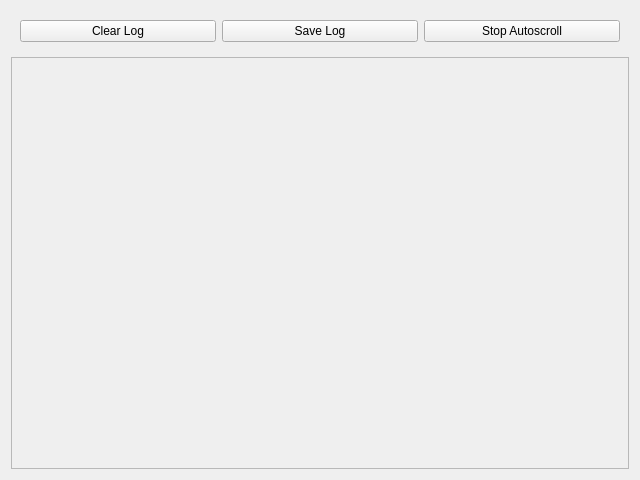
Old version of the form ui/ScriptConsoleLog.ui in the repository PhysioLabXR/PhysioLabXR-Community.
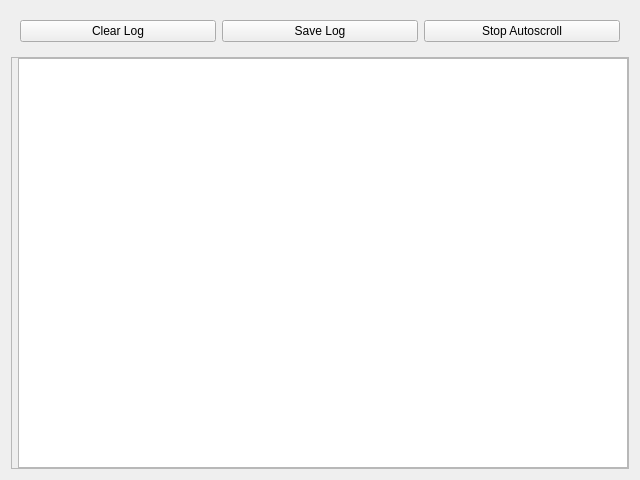
New version of the form.

Commit message: revamp scripting console log

Diff of the .ui file:
```diff
--- a/ui/ScriptConsoleLog.ui
+++ b/ui/ScriptConsoleLog.ui
@@ -61,7 +61,23 @@
         <height>412</height>
        </rect>
       </property>
-      <layout class="QFormLayout" name="LogContentLayout"/>
+      <layout class="QFormLayout" name="LogContentLayout">
+       <property name="leftMargin">
+        <number>0</number>
+       </property>
+       <property name="topMargin">
+        <number>0</number>
+       </property>
+       <property name="rightMargin">
+        <number>0</number>
+       </property>
+       <property name="bottomMargin">
+        <number>0</number>
+       </property>
+       <item row="0" column="1">
+        <widget class="QTextBrowser" name="message_text_browser"/>
+       </item>
+      </layout>
      </widget>
     </widget>
    </item>
```
The commit also changes 5 other files.
